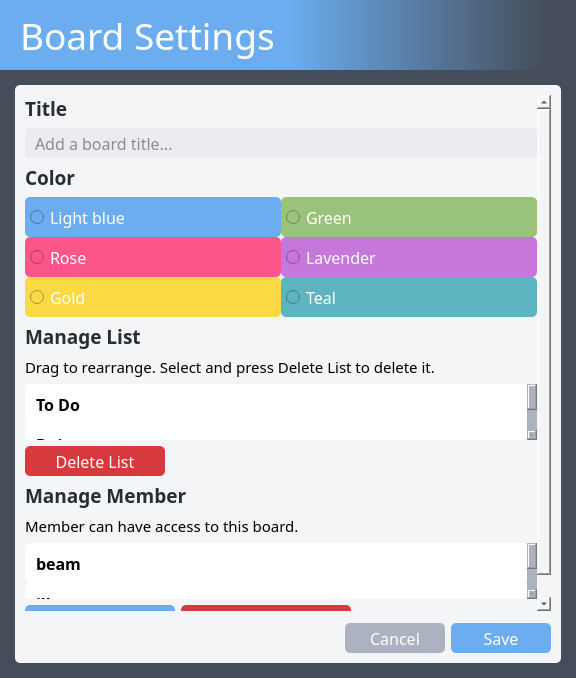
Old version of the form src/ui/board_settings.ui in the repository dulapahv/Kanbaru.
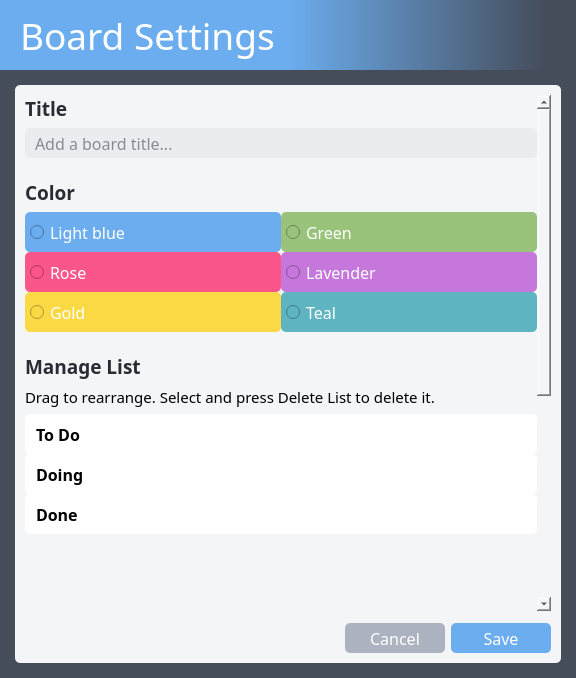
New version of the form.

```diff
--- a/src/ui/board_settings.ui
+++ b/src/ui/board_settings.ui
@@ -68,6 +68,12 @@
     </item>
     <item>
      <widget class="QWidget" name="widget" native="true">
+      <property name="minimumSize">
+       <size>
+        <width>390</width>
+        <height>0</height>
+       </size>
+      </property>
       <layout class="QVBoxLayout" name="verticalLayout_7">
        <property name="leftMargin">
         <number>15</number>
@@ -125,9 +131,9 @@
              <property name="geometry">
               <rect>
                <x>0</x>
-               <y>0</y>
-               <width>526</width>
-               <height>514</height>
+               <y>-355</y>
+               <width>516</width>
+               <height>869</height>
               </rect>
              </property>
              <layout class="QVBoxLayout" name="verticalLayout_4">
@@ -196,6 +202,22 @@
                     </property>
                    </widget>
                   </item>
+                  <item>
+                   <spacer name="verticalSpacer_3">
+                    <property name="orientation">
+                     <enum>Qt::Vertical</enum>
+                    </property>
+                    <property name="sizeType">
+                     <enum>QSizePolicy::Fixed</enum>
+                    </property>
+                    <property name="sizeHint" stdset="0">
+                     <size>
+                      <width>20</width>
+                      <height>15</height>
+                     </size>
+                    </property>
+                   </spacer>
+                  </item>
                   <item>
                    <widget class="QLabel" name="label_7">
                     <property name="font">
@@ -211,6 +233,9 @@
                     <property name="text">
                      <string>Color</string>
                     </property>
+                    <property name="wordWrap">
+                     <bool>true</bool>
+                    </property>
                    </widget>
                   </item>
                   <item>
@@ -241,9 +266,8 @@
                          <cursorShape>PointingHandCursor</cursorShape>
                         </property>
                         <property name="styleSheet">
-                         <string notr="true">background-color: #6badee;
-color: #ffffff;
-padding: 0px 5px 0px 5px;</string>
+                         <string notr="true">QRadioButton {background-color: #6badee; color: #ffffff; padding: 0px 5px 0px 5px;}
+QRadioButton:focus {border-color: #000000; border-width: 1.5px; border-style: solid; padding: 0px 3px 0px 3px;}</string>
                         </property>
                         <property name="text">
                          <string>Light blue</string>
@@ -268,9 +292,8 @@
                          <cursorShape>PointingHandCursor</cursorShape>
                         </property>
                         <property name="styleSheet">
-                         <string notr="true">background-color: #fb568a;
-color: #ffffff;
-padding: 0px 5px 0px 5px;</string>
+                         <string notr="true">QRadioButton {background-color: #fb568a; color: #ffffff; padding: 0px 5px 0px 5px;}
+QRadioButton:focus {border-color: #000000; border-width: 1.5px; border-style: solid; padding: 0px 3px 0px 3px;}</string>
                         </property>
                         <property name="text">
                          <string>Rose</string>
@@ -295,9 +318,8 @@
                          <cursorShape>PointingHandCursor</cursorShape>
                         </property>
                         <property name="styleSheet">
-                         <string notr="true">background-color: #fbd945;
-color: #ffffff;
-padding: 0px 5px 0px 5px;</string>
+                         <string notr="true">QRadioButton {background-color: #fbd945; color: #ffffff; padding: 0px 5px 0px 5px;}
+QRadioButton:focus {border-color: #000000; border-width: 1.5px; border-style: solid; padding: 0px 3px 0px 3px;}</string>
                         </property>
                         <property name="text">
                          <string>Gold</string>
@@ -329,9 +351,8 @@
                          <cursorShape>PointingHandCursor</cursorShape>
                         </property>
                         <property name="styleSheet">
-                         <string notr="true">background-color: #99c37b;
-color: #ffffff;
-padding: 0px 5px 0px 5px;</string>
+                         <string notr="true">QRadioButton {background-color: #99c37b; color: #ffffff; padding: 0px 5px 0px 5px;}
+QRadioButton:focus {border-color: #000000; border-width: 1.5px; border-style: solid; padding: 0px 3px 0px 3px;}</string>
                         </property>
                         <property name="text">
                          <string>Green</string>
@@ -356,9 +377,8 @@
                          <cursorShape>PointingHandCursor</cursorShape>
                         </property>
                         <property name="styleSheet">
-                         <string notr="true">background-color: #c577dc;
-color: #ffffff;
-padding: 0px 5px 0px 5px;</string>
+                         <string notr="true">QRadioButton {background-color: #c577dc; color: #ffffff; padding: 0px 5px 0px 5px;}
+QRadioButton:focus {border-color: #000000; border-width: 1.5px; border-style: solid; padding: 0px 3px 0px 3px;}</string>
                         </property>
                         <property name="text">
                          <string>Lavender</string>
@@ -383,9 +403,8 @@
                          <cursorShape>PointingHandCursor</cursorShape>
                         </property>
                         <property name="styleSheet">
-                         <string notr="true">background-color: #5eb5c1;
-color: #ffffff;
-padding: 0px 5px 0px 5px;</string>
+                         <string notr="true">QRadioButton {background-color: #5eb5c1; color: #ffffff; padding: 0px 5px 0px 5px;}
+QRadioButton:focus {border-color: #000000; border-width: 1.5px; border-style: solid; padding: 0px 3px 0px 3px;}</string>
                         </property>
                         <property name="text">
                          <string>Teal</string>
@@ -396,6 +415,22 @@
                     </item>
                    </layout>
                   </item>
+                  <item>
+                   <spacer name="verticalSpacer_2">
+                    <property name="orientation">
+                     <enum>Qt::Vertical</enum>
+                    </property>
+                    <property name="sizeType">
+                     <enum>QSizePolicy::Fixed</enum>
+                    </property>
+                    <property name="sizeHint" stdset="0">
+                     <size>
+                      <width>20</width>
+                      <height>15</height>
+                     </size>
+                    </property>
+                   </spacer>
+                  </item>
                   <item>
                    <widget class="QLabel" name="label_8">
                     <property name="font">
@@ -411,6 +446,9 @@
                     <property name="text">
                      <string>Manage List</string>
                     </property>
+                    <property name="wordWrap">
+                     <bool>true</bool>
+                    </property>
                    </widget>
                   </item>
                   <item>
@@ -424,6 +462,9 @@
                     <property name="text">
                      <string>Drag to rearrange. Select and press Delete List to delete it.</string>
                     </property>
+                    <property name="wordWrap">
+                     <bool>true</bool>
+                    </property>
                    </widget>
                   </item>
                   <item>
@@ -536,6 +577,22 @@
                     </property>
                    </widget>
                   </item>
+                  <item>
+                   <spacer name="verticalSpacer">
+                    <property name="orientation">
+                     <enum>Qt::Vertical</enum>
+                    </property>
+                    <property name="sizeType">
+                     <enum>QSizePolicy::Fixed</enum>
+                    </property>
+                    <property name="sizeHint" stdset="0">
+                     <size>
+                      <width>20</width>
+                      <height>15</height>
+                     </size>
+                    </property>
+                   </spacer>
+                  </item>
                   <item>
                    <widget class="QLabel" name="label_9">
                     <property name="font">
@@ -551,6 +608,9 @@
                     <property name="text">
                      <string>Manage Member</string>
                     </property>
+                    <property name="wordWrap">
+                     <bool>true</bool>
+                    </property>
                    </widget>
                   </item>
                   <item>
@@ -562,23 +622,13 @@
                      </font>
                     </property>
                     <property name="text">
-                     <string>Member can have access to this board.</string>
+                     <string>Member can have access to this board. Select and press Delete Member to remove access.</string>
+                    </property>
+                    <property name="wordWrap">
+                     <bool>true</bool>
                     </property>
                    </widget>
                   </item>
-                  <item>
-                   <spacer name="verticalSpacer">
-                    <property name="orientation">
-                     <enum>Qt::Vertical</enum>
-                    </property>
-                    <property name="sizeHint" stdset="0">
-                     <size>
-                      <width>20</width>
-                      <height>40</height>
-                     </size>
-                    </property>
-                   </spacer>
-                  </item>
                   <item>
                    <widget class="QListWidget" name="listWidget_manage_member">
                     <property name="font">
@@ -741,19 +791,6 @@
                     </item>
                    </layout>
                   </item>
-                  <item>
-                   <spacer name="verticalSpacer_2">
-                    <property name="orientation">
-                     <enum>Qt::Vertical</enum>
-                    </property>
-                    <property name="sizeHint" stdset="0">
-                     <size>
-                      <width>20</width>
-                      <height>40</height>
-                     </size>
-                    </property>
-                   </spacer>
-                  </item>
                  </layout>
                 </item>
                </layout>
```
Left out of the diff: 28 changed lines with no effect on the pictures.
